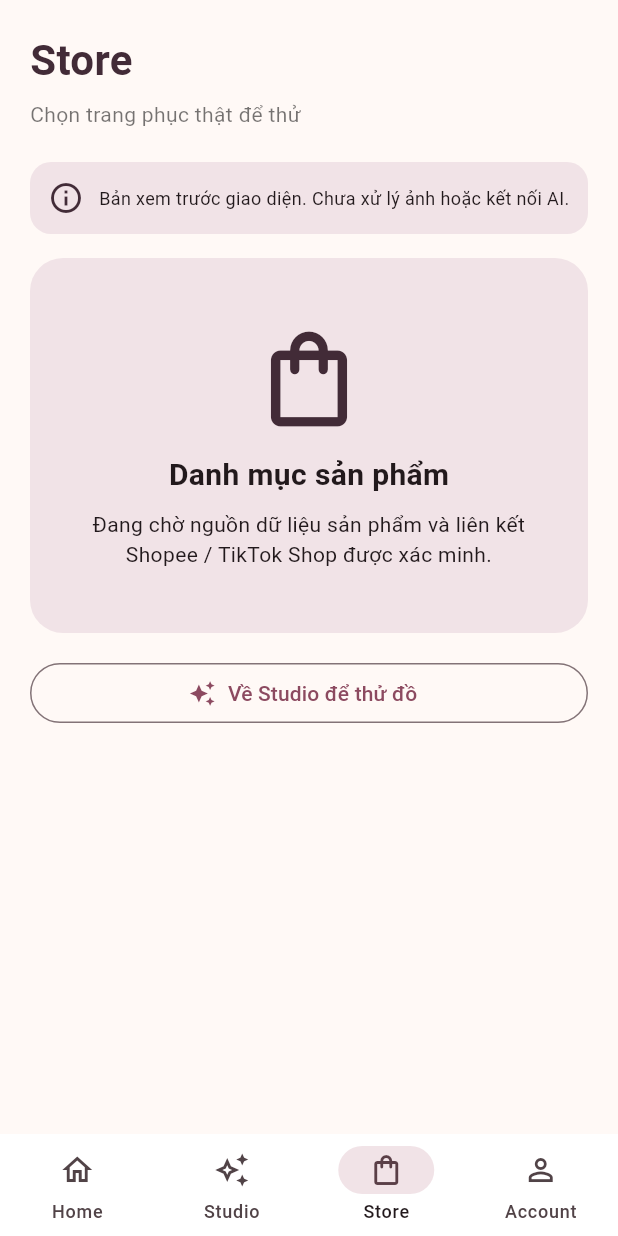
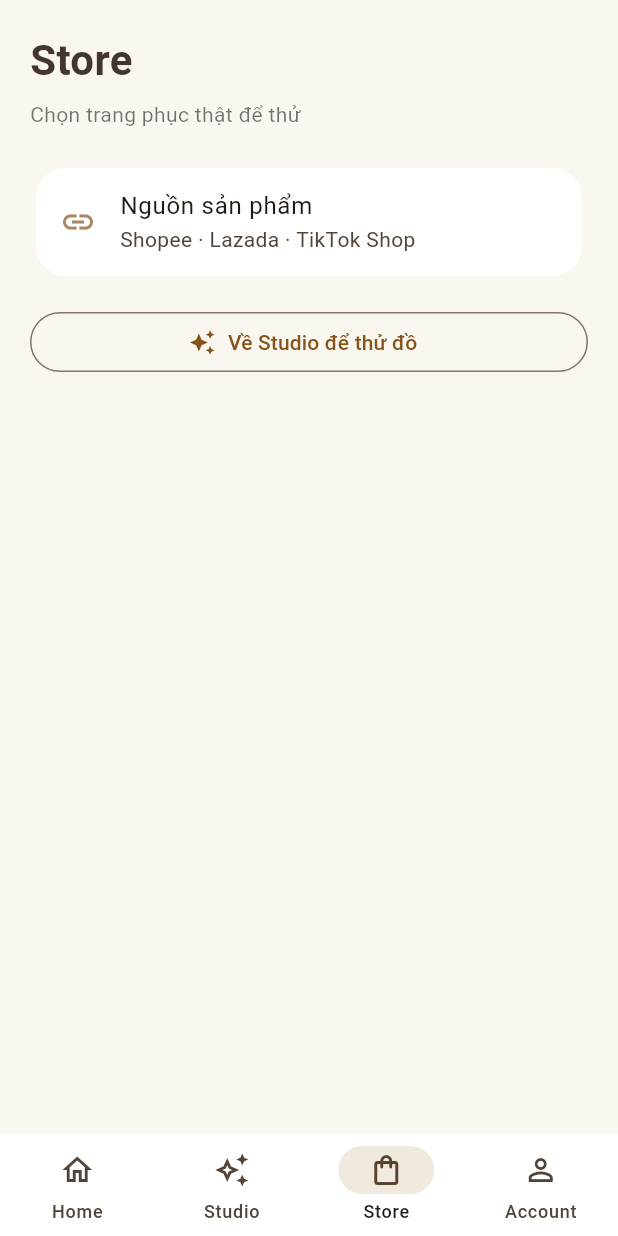
Before and after one commit to chiendollar0/PYINCC-FASHONAI, a Flutter app: the HomeShell screen opened directly, item 3 of the bottom bar chosen, on a phone screen of 412 x 824 dp. Run offline on Flutter 3.47's test engine with Material 3 defaults, Android fonts, the light colour scheme and no system bars; our stand-ins replace firebase_auth, firebase_core, image_picker, share_plus; missing offline and left inert: model_viewer_plus; accounts and stored records are empty.

Commit message:
style(p0): restore neutral fashion palette and remove debug placeholder text

```diff
--- a/lib/main.dart
+++ b/lib/main.dart
@@ -8,10 +8,10 @@ import 'package:model_viewer_plus/model_viewer_plus.dart';
 
 void main() => runApp(const PyinccApp());
 
-const cream = Color(0xFFFFF9F6);
-const coffee = Color(0xFF422B37);
-const sand = Color(0xFFF1E3E7);
-const accent = Color(0xFFC65B82);
+const cream = Color(0xFFFAF7F1);
+const coffee = Color(0xFF42362F);
+const sand = Color(0xFFF0E9DD);
+const accent = Color(0xFFAA8563);
 
 class PyinccApp extends StatelessWidget {
   final bool requireAuthentication;
@@ -88,11 +88,7 @@ class _SampleAvatar3DScreenState extends State<SampleAvatar3DScreen> {
             ar: false,
             loading: Loading.eager,
           )),
-          const Padding(
-            padding: EdgeInsets.fromLTRB(16, 10, 16, 18),
-            child: Text('Vuốt xoay 360° · Chụm phóng to. '
-              'Mesh quét tĩnh, chưa có Face Swap hay trang phục mesh riêng.',
-              textAlign: TextAlign.center)),
+
         ]);
       },
     )),
@@ -251,9 +247,7 @@ class _CharacterHomeScreenState extends State<CharacterHomeScreen> {
             label: const Text('2. Face Swap lên avatar 3D'),
           ),
           const SizedBox(height: 8),
-          const Text('Chưa có kết quả Face Swap 3D. Ảnh trên là ảnh nguồn, '
-              'không phải khuôn mặt đã ánh xạ.',
-              style: TextStyle(fontSize: 12, color: Colors.black54)),
+
         ]))),
       const SizedBox(height: 12),
       FilledButton.tonalIcon(
@@ -297,14 +291,11 @@ class StoreScreen extends StatelessWidget {
     title: 'Store',
     subtitle: 'Chọn trang phục thật để thử',
     children: [
-      const DemoNotice(),
-      const SizedBox(height: 16),
-      const PreviewPanel(
-        icon: Icons.shopping_bag_outlined,
-        title: 'Danh mục sản phẩm',
-        caption: 'Đang chờ nguồn dữ liệu sản phẩm và liên kết '
-          'Shopee / TikTok Shop được xác minh.',
-      ),
+      const Card(child: ListTile(
+        leading: Icon(Icons.link, color: accent),
+        title: Text('Nguồn sản phẩm'),
+        subtitle: Text('Shopee · Lazada · TikTok Shop'),
+      )),
       const SizedBox(height: 16),
       OutlinedButton.icon(
         onPressed: onTryOn,
@@ -349,11 +340,9 @@ class _UnifiedStudioScreenState extends State<UnifiedStudioScreen> {
           label: const Text('Mở danh mục trang phục'),
         );
       case 'Shop':
-        return const Text('Trang phục đã chọn từ Store sẽ xuất hiện tại đây. '
-            'Chưa có dữ liệu sản phẩm đã xác minh.');
+        return const Center(child: Text('Chưa chọn sản phẩm'));
       case 'Big Bag':
-        return const Text('Kho ảnh trang phục cá nhân: chưa có pipeline '
-            'chuyển ảnh thành mesh quần áo 3D.');
+        return const Center(child: Text('Chưa có trang phục'));
       case 'Skin Care':
         return Column(children: [
           Row(children: [const SizedBox(width: 100, child: Text('Độ sáng')),
@@ -365,8 +354,7 @@ class _UnifiedStudioScreenState extends State<UnifiedStudioScreen> {
           Row(children: [const SizedBox(width: 100, child: Text('Son môi')),
             Expanded(child: Slider(value: _lip,
               onChanged: (v) => setState(() => _lip = v)))]),
-          const Text('Các thanh trượt chưa tác động lên vật liệu 3D.',
-            style: TextStyle(fontSize: 12, color: Colors.black54)),
+
         ]);
       default:
         return const SizedBox.shrink();
@@ -501,8 +489,11 @@ class _WardrobeScreenState extends State<WardrobeScreen> {
         ChoiceChip(label: Text(x), selected: category == x,
           onSelected: (_) => setState(() => category = x))).toList()),
       const SizedBox(height: 16),
-      PreviewPanel(icon: Icons.inventory_2_outlined, title: 'Danh mục $category',
-        caption: 'Chưa có món đồ nào trong bản xem trước'),
+      Card(child: ListTile(
+        leading: const Icon(Icons.checkroom_outlined, color: accent),
+        title: Text(category),
+        subtitle: const Text('Chưa có trang phục'),
+      )),
       const SizedBox(height: 16),
       OutlinedButton.icon(onPressed: () => ScaffoldMessenger.of(context).showSnackBar(
         const SnackBar(content: Text('Thêm ảnh trang phục sẽ được tích hợp ở bước xử lý ảnh cục bộ.'))),
@@ -522,7 +513,7 @@ class _ProfileScreenState extends State<ProfileScreen> {
   Widget build(BuildContext context) => SectionPage(
     title: 'Cá nhân', subtitle: 'Quyền riêng tư và dữ liệu',
     children: [
-      const DemoNotice(), const SizedBox(height: 14),
+
       const ListTile(leading: Icon(Icons.lock_outline), title: Text('Đăng nhập'),
         subtitle: Text('Firebase Authentication áp dụng cho bản production; bản debug dùng giao diện phát triển')),
       SwitchListTile(
```
